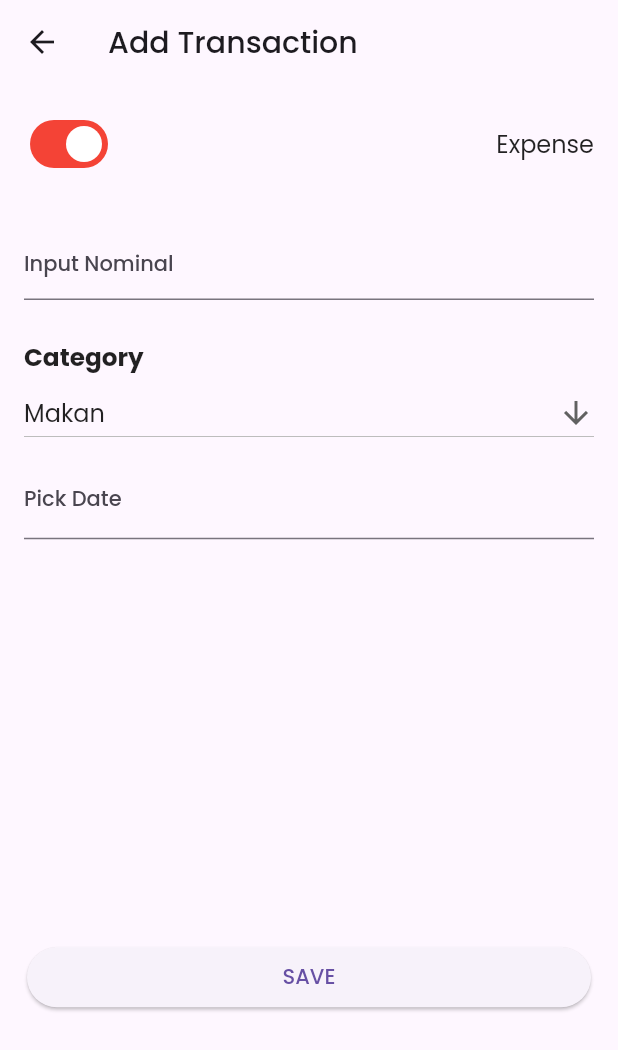
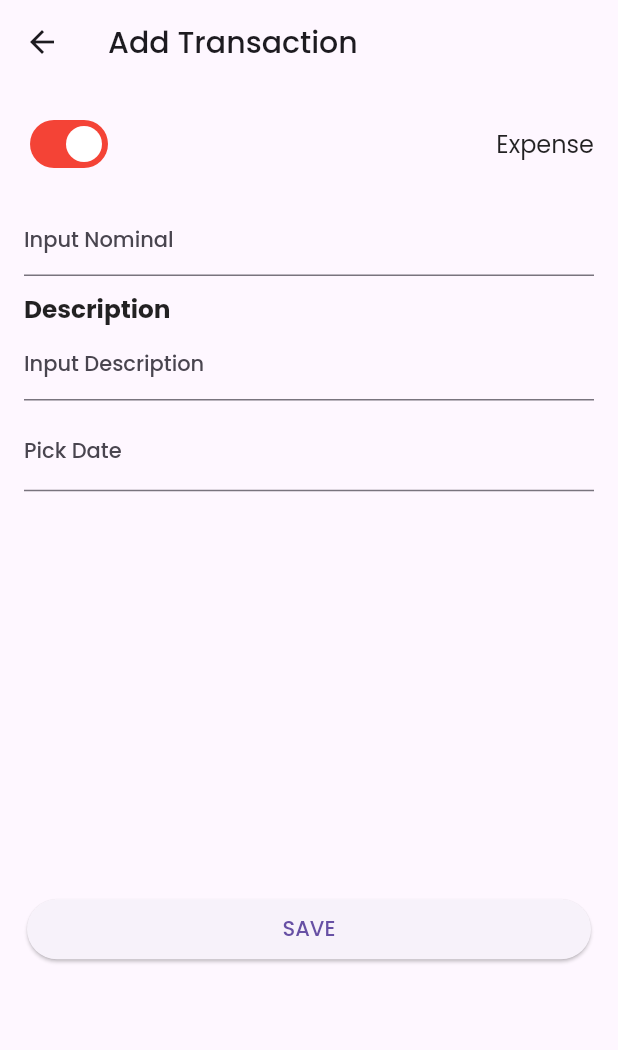
Before and after one commit to gallenalfonso/mini_project, a Flutter app: the TransactionScreen screen opened directly, on a phone screen of 412 x 824 dp. Shown: the top 1050 px of the screen. Run offline on Flutter 3.47's test engine with Material 2 defaults, Android fonts, the phone set to English and light mode, and no system bars; our stand-ins replace dio, fancy_shimmer_image, google_fonts; missing offline and left inert: calendar_appbar; network calls fail.

Commit message:
Edit transaction screen UI

```diff
--- a/flutter_mini_project/lib/screens/transaction_screen.dart
+++ b/flutter_mini_project/lib/screens/transaction_screen.dart
@@ -10,9 +10,10 @@ class TransactionScreen extends StatefulWidget {
 
 class _TransactionScreenState extends State<TransactionScreen> {
   bool isExpenseCategory = true;
-  List categoryList = ['Makan', 'Nonton', 'Pulsa'];
-  late String dropDownValue = categoryList.first;
+
   TextEditingController dateController = TextEditingController();
+  TextEditingController amountController = TextEditingController();
+  TextEditingController descriptionController = TextEditingController();
 
   @override
   Widget build(BuildContext context) {
@@ -51,10 +52,10 @@ class _TransactionScreenState extends State<TransactionScreen> {
               ),
 
               //TEXTFORMFIELD INPUT AMOUNT
-
               Padding(
-                padding: const EdgeInsets.all(16.0),
+                padding: const EdgeInsets.symmetric(horizontal: 16.0),
                 child: TextFormField(
+                  controller: amountController,
                   decoration: InputDecoration(
                     hintText: 'Input Nominal',
                   ),
@@ -69,25 +70,20 @@ class _TransactionScreenState extends State<TransactionScreen> {
               Padding(
                 padding: const EdgeInsets.symmetric(horizontal: 16),
                 child: Text(
-                  'Category',
+                  'Description',
                   style: TextStyle(fontWeight: FontWeight.bold, fontSize: 16.5),
                 ),
               ),
 
-              //DROPDOWN BUTTON CATEGORY
+              //DESCRIPTION
               Padding(
                 padding: const EdgeInsets.symmetric(horizontal: 16.0),
-                child: DropdownButton<String>(
-                  value: dropDownValue,
-                  isExpanded: true,
-                  icon: Icon(Icons.arrow_downward),
-                  items: categoryList.map<DropdownMenuItem<String>>((value) {
-                    return DropdownMenuItem<String>(
-                      value: value,
-                      child: Text(value),
-                    );
-                  }).toList(),
-                  onChanged: (String? value) {},
+                child: TextFormField(
+                  controller: descriptionController,
+                  decoration: InputDecoration(
+                    hintText: 'Input Description',
+                  ),
+                  keyboardType: TextInputType.number,
                 ),
               ),
             ],
```
